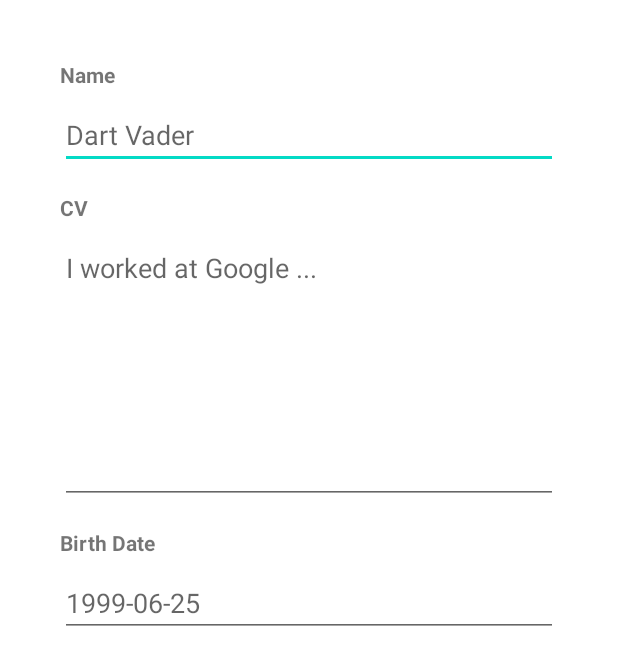
After one commit to Loksli17/MobileJava-only-client-, an Android app: the WorkerEditActivity screen opened directly, with no data from a screen before it, on a phone screen of 412 x 824 dp. The commit adds this screen. Shown: the top 665 px of the screen. Run offline under Robolectric (Android 15) with nearby library versions, the phone set to English and light mode, and no system bars; 5 statements that could not run were skipped.

Commit message:
Worker form fragment + edit Activity

```diff
--- a/app/src/main/AndroidManifest.xml
+++ b/app/src/main/AndroidManifest.xml
@@ -9,7 +9,8 @@
         android:roundIcon="@mipmap/ic_launcher_round"
         android:supportsRtl="true"
         android:theme="@style/Theme.DatabaseApp">
-        <activity android:name=".WorkerViewActivity"></activity>
+        <activity android:name=".WorkerEditActivity"></activity>
+        <activity android:name=".WorkerViewActivity" />
         <activity android:name=".MainActivity">
             <intent-filter>
                 <action android:name="android.intent.action.MAIN" />
--- /dev/null
+++ b/app/src/main/java/com/example/databaseapp/Fragments/WorkerForm.java
@@ -0,0 +1,101 @@
+package com.example.databaseapp.Fragments;
+
+import android.os.Bundle;
+
+import androidx.annotation.NonNull;
+import androidx.annotation.Nullable;
+import androidx.fragment.app.Fragment;
+
+import android.util.Log;
+import android.view.LayoutInflater;
+import android.view.View;
+import android.view.ViewGroup;
+import android.widget.EditText;
+import android.widget.ImageView;
+import android.widget.TextView;
+
+import com.example.databaseapp.R;
+
+
+/**
+ * A simple {@link Fragment} subclass.
+ */
+public class WorkerForm extends Fragment {
+
+    // TODO: Rename parameter arguments, choose names that match
+    // the fragment initialization parameters, e.g. ARG_ITEM_NUMBER
+    private static final String ARG_PARAM1 = "id";
+    private static final String ARG_PARAM2 = "name";
+    private static final String ARG_PARAM3 = "img";
+    private static final String ARG_PARAM4 = "position";
+    private static final String ARG_PARAM5 = "cv";
+    private static final String ARG_PARAM6 = "date";
+    private static final String ARG_PARAM7 = "action";
+
+    private long id;
+    private String name;
+    private String img;
+    private String position;
+    private String cv;
+    private String date;
+
+    private String action;
+
+    EditText workerNameInput;
+    EditText workerCvInput;
+    EditText workerDateInput;
+
+    LayoutInflater inflater;
+
+    public WorkerForm() {
+        // Required empty public constructor
+    }
+
+
+    @Override
+    public void onCreate(Bundle savedInstanceState) {
+        super.onCreate(savedInstanceState);
+        if (getArguments() != null) {
+            id       = getArguments().getLong(ARG_PARAM1);
+            name     = getArguments().getString(ARG_PARAM2);
+            img      = getArguments().getString(ARG_PARAM3);
+            position = getArguments().getString(ARG_PARAM4);
+            cv       = getArguments().getString(ARG_PARAM5);
+            date     = getArguments().getString(ARG_PARAM6);
+            action   = getArguments().getString(ARG_PARAM7);
+        }
+    }
+
+    @Override
+    public View onCreateView(LayoutInflater inflater, ViewGroup container,
+                             Bundle savedInstanceState) {
+        // Inflate the layout for this fragment
+        this.inflater = inflater;
+        return inflater.inflate(R.layout.fragment_worker_form, container, false);
+    }
+
+
+    @Override
+    public void onViewCreated(@NonNull View view, @Nullable Bundle savedInstanceState) {
+        super.onViewCreated(view, savedInstanceState);
+
+        workerNameInput = view.findViewById(R.id.workerNameInput);
+        workerCvInput   = view.findViewById(R.id.workerCvInput);
+        workerDateInput = view.findViewById(R.id.workerDateInput);
+
+        switch (action){
+            case "edit":
+                pushDataInFragment();
+                break;
+            case "add":
+                break;
+        }
+    }
+
+    private void pushDataInFragment(){
+        Log.d("cv", cv);
+        workerCvInput.setText(cv);
+        workerNameInput.setText(name);
+        workerDateInput.setText(date);
+    }
+}
--- a/app/src/main/java/com/example/databaseapp/Fragments/WorkerView.java
+++ b/app/src/main/java/com/example/databaseapp/Fragments/WorkerView.java
@@ -21,6 +21,11 @@ import android.widget.Toast;
 import com.example.databaseapp.Database.DbWorkers;
 import com.example.databaseapp.MainActivity;
 import com.example.databaseapp.R;
+import com.example.databaseapp.WorkerEditActivity;
+
+import java.text.ParsePosition;
+import java.text.SimpleDateFormat;
+import java.util.Date;
 
 /**
  * A simple {@link Fragment} subclass.
@@ -35,6 +40,7 @@ public class WorkerView extends Fragment {
     private static final String ARG_PARAM4 = "position";
     private static final String ARG_PARAM5 = "cv";
     private static final String ARG_PARAM6 = "date";
+    private static final String ARG_PARAM7 = "positionId";
 
     // TODO: Rename and change types of parameters
     private long id;
@@ -44,6 +50,9 @@ public class WorkerView extends Fragment {
     private String cv;
     private String date;
 
+    private Date utilDate;
+    private long positionId;
+
     ImageView imageView;
     TextView nameView;
     TextView positionView;
@@ -52,6 +61,7 @@ public class WorkerView extends Fragment {
     TextView idView;
 
     Button deleteBtn;
+    Button updateBtn;
 
     LayoutInflater inflater;
 
@@ -70,6 +80,11 @@ public class WorkerView extends Fragment {
             position = getArguments().getString(ARG_PARAM4);
             cv       = getArguments().getString(ARG_PARAM5);
             date     = getArguments().getString(ARG_PARAM6);
+
+            positionId = getArguments().getLong(ARG_PARAM7);
+
+//            SimpleDateFormat formatter = new SimpleDateFormat("yyyy-MM-dd");
+//            utilDate   = formatter.parse(date, new ParsePosition(0));;
         }
     }
 
@@ -93,7 +108,8 @@ public class WorkerView extends Fragment {
         dateView     = view.findViewById(R.id.workerViewDate);
         idView       = view.findViewById(R.id.workerViewId);
 
-        deleteBtn    = view.findViewById(R.id.deleteWorkerBtn);
+        deleteBtn = view.findViewById(R.id.deleteWorkerBtn);
+        updateBtn = view.findViewById(R.id.updateWorkerBtn);
 
         deleteBtn.setOnClickListener(v -> {
 
@@ -115,11 +131,24 @@ public class WorkerView extends Fragment {
             });
         });
 
+        updateBtn.setOnClickListener(v -> {
+            Intent intent = new Intent(inflater.getContext(), WorkerEditActivity.class);
+
+            intent.putExtra("id", id);
+            intent.putExtra("name", name);
+            intent.putExtra("positionId", positionId);
+            intent.putExtra("cv", cv);
+            intent.putExtra("img", img);
+            intent.putExtra("date", date);
+
+            startActivity(intent);
+        });
+
         this.pushDataInFragment();
     }
 
 
-    private void pushDataInFragment(){
+    private void pushDataInFragment() {
 
         String uri = "@drawable/" + img;
         int imageResource = getResources().getIdentifier(uri, null, getContext().getPackageName());
--- /dev/null
+++ b/app/src/main/java/com/example/databaseapp/WorkerEditActivity.java
@@ -0,0 +1,69 @@
+package com.example.databaseapp;
+
+import androidx.appcompat.app.AppCompatActivity;
+
+import android.os.Bundle;
+
+import com.example.databaseapp.Fragments.WorkerForm;
+import com.example.databaseapp.Fragments.WorkerView;
+import com.example.databaseapp.Worker.Worker;
+import com.example.databaseapp.Worker.WorkerBuilder;
+
+import java.text.ParsePosition;
+import java.text.SimpleDateFormat;
+import java.util.Date;
+
+
+public class WorkerEditActivity extends AppCompatActivity {
+
+    long id = 1;
+    Worker worker;
+
+    @Override
+    protected void onCreate(Bundle savedInstanceState) {
+        super.onCreate(savedInstanceState);
+        setContentView(R.layout.activity_worker_edit);
+
+        Bundle extras = getIntent().getExtras();
+
+        if(extras != null){
+            id = extras.getLong("id");
+        }
+
+        initWorker(extras);
+        createWorkerViewFragment(extras);
+    }
+
+
+    private void initWorker(Bundle extras){
+
+        worker = new WorkerBuilder()
+                .setId(id)
+                .setName(extras.getString("name"))
+                .setImg(extras.getString("img"))
+                .setCv(extras.getString("cv"))
+                .setPositionId(extras.getInt("positionId"))
+                .getWorker();
+    }
+
+
+    private void createWorkerViewFragment(Bundle extras){
+
+        Bundle bundle = new Bundle();
+
+        bundle.putLong("id", id);
+        bundle.putString("name", worker.getName());
+        bundle.putString("img", worker.getImg());
+        bundle.putString("position", "Position");
+        bundle.putString("cv",  worker.getCv());
+        bundle.putString("date", extras.getString("date"));
+        bundle.putString("action", "edit");
+
+        WorkerForm form = new WorkerForm();
+        form.setArguments(bundle);
+
+        getSupportFragmentManager().beginTransaction()
+                .add(R.id.editFormWrap, form)
+                .commit();
+    }
+}
--- a/app/src/main/java/com/example/databaseapp/WorkerViewActivity.java
+++ b/app/src/main/java/com/example/databaseapp/WorkerViewActivity.java
@@ -19,6 +19,7 @@ public class WorkerViewActivity extends AppCompatActivity {
     DbWorkers  workersDbConn;
     WorkerView workerView;
     long       id = 1;
+
 
     @Override
     protected void onCreate(Bundle savedInstanceState) {
@@ -64,6 +65,7 @@ public class WorkerViewActivity extends AppCompatActivity {
 
 
     private void createWorkerViewFragment(){
+
         Bundle bundle = new Bundle();
 
         bundle.putLong("id", id);
@@ -72,6 +74,7 @@ public class WorkerViewActivity extends AppCompatActivity {
         bundle.putString("position", "Position");
         bundle.putString("cv",  worker.getCv());
         bundle.putString("date", worker.getDbDateBorn());
+        bundle.putLong("positionId", worker.getPositionId());
 
         workerView = new WorkerView();
         workerView.setArguments(bundle);
--- a/app/src/main/res/layout/activity_main.xml
+++ b/app/src/main/res/layout/activity_main.xml
@@ -98,4 +98,13 @@
         app:layout_constraintTop_toBottomOf="@+id/constraintLayout3"
         tools:listitem="@layout/worker_card" />
 
+    <View
+        android:id="@+id/divider2"
+        android:layout_width="match_parent"
+        android:layout_height="1dp"
+        android:background="?android:attr/listDivider"
+        app:layout_constraintBottom_toTopOf="@+id/WorkerAdapterView"
+        app:layout_constraintEnd_toEndOf="parent"
+        app:layout_constraintStart_toStartOf="parent" />
+
 </androidx.constraintlayout.widget.ConstraintLayout>
--- /dev/null
+++ b/app/src/main/res/layout/activity_worker_edit.xml
@@ -0,0 +1,21 @@
+<?xml version="1.0" encoding="utf-8"?>
+<androidx.constraintlayout.widget.ConstraintLayout xmlns:android="http://schemas.android.com/apk/res/android"
+    xmlns:app="http://schemas.android.com/apk/res-auto"
+    xmlns:tools="http://schemas.android.com/tools"
+    android:layout_width="match_parent"
+    android:layout_height="match_parent"
+    tools:context=".WorkerEditActivity">
+
+    <androidx.constraintlayout.widget.ConstraintLayout
+        android:id="@+id/editFormWrap"
+        android:layout_width="match_parent"
+        android:layout_height="wrap_content"
+        android:layout_marginStart="20dp"
+        android:layout_marginTop="20dp"
+        android:layout_marginEnd="20dp"
+        app:layout_constraintEnd_toEndOf="parent"
+        app:layout_constraintStart_toStartOf="parent"
+        app:layout_constraintTop_toTopOf="parent">
+
+    </androidx.constraintlayout.widget.ConstraintLayout>
+</androidx.constraintlayout.widget.ConstraintLayout>
--- /dev/null
+++ b/app/src/main/res/layout/fragment_worker_form.xml
@@ -0,0 +1,124 @@
+<?xml version="1.0" encoding="utf-8"?>
+<FrameLayout xmlns:android="http://schemas.android.com/apk/res/android"
+    xmlns:app="http://schemas.android.com/apk/res-auto"
+    xmlns:tools="http://schemas.android.com/tools"
+    android:layout_width="match_parent"
+    android:layout_height="match_parent"
+    tools:context=".Fragments.WorkerForm">
+
+    <!-- TODO: Update blank fragment layout -->
+    <androidx.constraintlayout.widget.ConstraintLayout
+        android:layout_width="match_parent"
+        android:layout_height="match_parent">
+
+        <androidx.constraintlayout.widget.ConstraintLayout
+            android:id="@+id/constraintLayout4"
+            android:layout_width="match_parent"
+            android:layout_height="wrap_content"
+            android:layout_marginStart="20dp"
+            android:layout_marginTop="20dp"
+            android:layout_marginEnd="20dp"
+            app:layout_constraintEnd_toEndOf="parent"
+            app:layout_constraintStart_toStartOf="parent"
+            app:layout_constraintTop_toTopOf="parent">
+
+            <EditText
+                android:id="@+id/workerNameInput"
+                android:layout_width="0dp"
+                android:layout_height="wrap_content"
+                android:layout_marginTop="8dp"
+                android:ems="10"
+                android:hint="Dart Vader"
+                android:inputType="textPersonName"
+                app:layout_constraintEnd_toEndOf="parent"
+                app:layout_constraintHorizontal_bias="0.0"
+                app:layout_constraintStart_toStartOf="parent"
+                app:layout_constraintTop_toBottomOf="@+id/textView" />
+
+            <TextView
+                android:id="@+id/textView"
+                android:layout_width="0dp"
+                android:layout_height="wrap_content"
+                android:text="Name"
+                android:textStyle="bold"
+                app:layout_constraintEnd_toEndOf="parent"
+                app:layout_constraintHorizontal_bias="0.0"
+                app:layout_constraintStart_toStartOf="parent"
+                app:layout_constraintTop_toTopOf="parent" />
+
+        </androidx.constraintlayout.widget.ConstraintLayout>
+
+        <androidx.constraintlayout.widget.ConstraintLayout
+            android:id="@+id/constraintLayout5"
+            android:layout_width="0dp"
+            android:layout_height="wrap_content"
+            android:layout_marginStart="20dp"
+            android:layout_marginTop="16dp"
+            android:layout_marginEnd="20dp"
+            app:layout_constraintEnd_toEndOf="parent"
+            app:layout_constraintStart_toStartOf="parent"
+            app:layout_constraintTop_toBottomOf="@+id/constraintLayout4">
+
+            <TextView
+                android:id="@+id/textView3"
+                android:layout_width="0dp"
+                android:layout_height="wrap_content"
+                android:text="CV"
+                android:textStyle="bold"
+                app:layout_constraintEnd_toEndOf="parent"
+                app:layout_constraintStart_toStartOf="parent"
+                app:layout_constraintTop_toTopOf="parent" />
+
+            <EditText
+                android:id="@+id/workerCvInput"
+                android:layout_width="0dp"
+                android:layout_height="180dp"
+                android:layout_marginTop="8dp"
+                android:layout_weight="1"
+                android:ems="10"
+                android:gravity="start|top"
+                android:hint="I worked at Google ..."
+                android:inputType="textMultiLine"
+                app:layout_constraintEnd_toEndOf="parent"
+                app:layout_constraintHorizontal_bias="0.0"
+                app:layout_constraintStart_toStartOf="parent"
+                app:layout_constraintTop_toBottomOf="@+id/textView3" />
+
+        </androidx.constraintlayout.widget.ConstraintLayout>
+
+        <androidx.constraintlayout.widget.ConstraintLayout
+            android:layout_width="0dp"
+            android:layout_height="wrap_content"
+            android:layout_marginStart="20dp"
+            android:layout_marginTop="16dp"
+            android:layout_marginEnd="20dp"
+            app:layout_constraintEnd_toEndOf="parent"
+            app:layout_constraintStart_toStartOf="parent"
+            app:layout_constraintTop_toBottomOf="@+id/constraintLayout5">
+
+            <TextView
+                android:id="@+id/textView4"
+                android:layout_width="0dp"
+                android:layout_height="wrap_content"
+                android:text="Birth Date"
+                android:textStyle="bold"
+                app:layout_constraintEnd_toEndOf="parent"
+                app:layout_constraintStart_toStartOf="parent"
+                app:layout_constraintTop_toTopOf="parent" />
+
+            <EditText
+                android:id="@+id/workerDateInput"
+                android:layout_width="0dp"
+                android:layout_height="wrap_content"
+                android:layout_marginTop="8dp"
+                android:ems="10"
+                android:hint="1999-06-25"
+                android:inputType="date"
+                app:layout_constraintEnd_toEndOf="parent"
+                app:layout_constraintStart_toStartOf="parent"
+                app:layout_constraintTop_toBottomOf="@+id/textView4" />
+        </androidx.constraintlayout.widget.ConstraintLayout>
+
+    </androidx.constraintlayout.widget.ConstraintLayout>
+
+</FrameLayout>
--- a/app/src/main/res/layout/fragment_worker_view.xml
+++ b/app/src/main/res/layout/fragment_worker_view.xml
@@ -41,9 +41,10 @@
             app:layout_constraintTop_toBottomOf="@+id/workerViewImage">
 
             <Button
-                android:id="@+id/button"
+                android:id="@+id/updateWorkerBtn"
                 android:layout_width="wrap_content"
                 android:layout_height="wrap_content"
+                android:layout_marginStart="16dp"
                 android:text="Update"
                 app:layout_constraintBottom_toBottomOf="parent"
                 app:layout_constraintStart_toStartOf="parent"
@@ -59,7 +60,7 @@
                 app:layout_constraintBottom_toBottomOf="parent"
                 app:layout_constraintEnd_toStartOf="@+id/deleteWorkerBtn"
                 app:layout_constraintHorizontal_bias="0.446"
-                app:layout_constraintStart_toEndOf="@+id/button"
+                app:layout_constraintStart_toEndOf="@+id/updateWorkerBtn"
                 app:layout_constraintTop_toTopOf="parent"
                 app:layout_constraintVertical_bias="0.0" />
 
```
